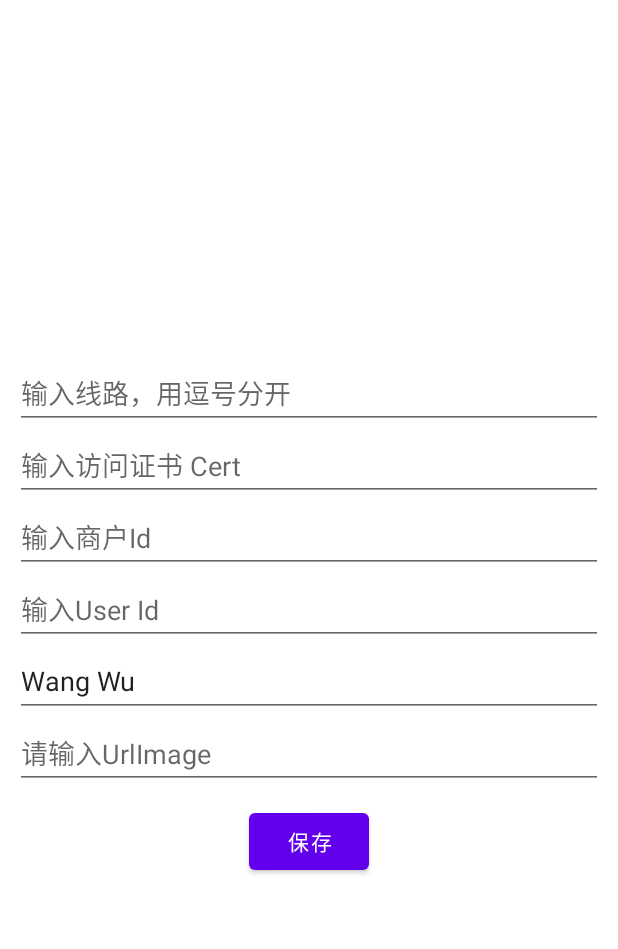
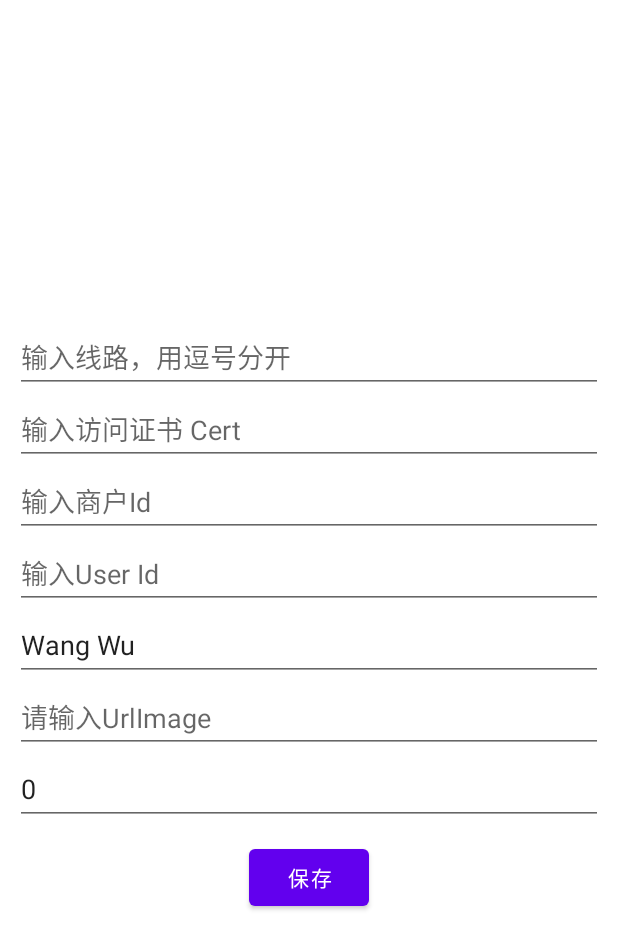
Before and after one commit to QiSDK/QiChatDemo_Android, an Android app: the SettingsFragment screen opened through its navigation route, after a tap on "保存", on a phone screen of 412 x 824 dp. Shown: the top 949 px of the screen. Run offline under Robolectric (Android 15) with nearby library versions, the phone set to English and light mode, and no system bars; libraries missing offline, so code that uses them is left out: com.arthenica.mobileffmpeg, com.luck.picture, com.tbruyelle.rxpermissions3, com.teneasyChat.api, com.xuexiang.xhttp2; pictures from the network do not load; 11 statements that could not run were skipped.

Commit message:
使用1.7.0

```diff
--- a/TeneasyChatSDKUI_Android/build.gradle
+++ b/TeneasyChatSDKUI_Android/build.gradle
@@ -102,7 +102,7 @@ dependencies {
 
     implementation 'com.github.li-xiaojun:XPopup:2.10.0'
 
-    implementation 'com.github.QiSDK:QiChatSDK_Android:1.6.9'
+    implementation 'com.github.QiSDK:QiChatSDK_Android:1.7.0'
     //implementation libs.qichatsdk.android
 
     implementation("androidx.media3:media3-exoplayer:1.3.1")
--- a/TeneasyChatSDKUI_Android/src/main/java/com/teneasy/chatuisdk/SettingsFragment.kt
+++ b/TeneasyChatSDKUI_Android/src/main/java/com/teneasy/chatuisdk/SettingsFragment.kt
@@ -14,6 +14,7 @@ import com.teneasy.chatuisdk.ui.base.Constants
 import com.teneasy.chatuisdk.ui.base.PARAM_CERT
 import com.teneasy.chatuisdk.ui.base.PARAM_IMAGEBASEURL
 import com.teneasy.chatuisdk.ui.base.PARAM_LINES
+import com.teneasy.chatuisdk.ui.base.PARAM_MAXSESSIONMINS
 import com.teneasy.chatuisdk.ui.base.PARAM_MERCHANT_ID
 import com.teneasy.chatuisdk.ui.base.PARAM_USERNAME
 import com.teneasy.chatuisdk.ui.base.PARAM_USER_ID
@@ -53,6 +54,7 @@ var binding: FragmentSettingsBinding? = null
             this.etUserName?.setText(Constants.userName)
 
             this.etBaseImgUrl?.setText(Constants.baseUrlImage)
+            this.etMaxSessionMins?.setText(Constants.maxSessionMins.toString())
             this.btnSave.setOnClickListener {
                 Constants.lines = this.etLine.text.toString().trim()
                 //配置更改后，要清除Token
@@ -62,6 +64,7 @@ var binding: FragmentSettingsBinding? = null
                 Constants.userId =  this.etUserId.text.toString().trim().toIntOrZero()
                 Constants.baseUrlImage = this.etBaseImgUrl.text.toString().trim()
                 Constants.userName = this.etUserName.text.toString().trim()
+                Constants.maxSessionMins = this.etMaxSessionMins.text.toString().trim().toIntOrZero()
 
                 UserPreferences().putString(PARAM_CERT, Constants.cert)
                 UserPreferences().putInt(PARAM_USER_ID, Constants.userId)
@@ -70,6 +73,8 @@ var binding: FragmentSettingsBinding? = null
                 UserPreferences().putString(PARAM_XTOKEN, Constants.xToken)
                 UserPreferences().putString(PARAM_IMAGEBASEURL, Constants.baseUrlImage)
                 UserPreferences().putString(PARAM_USERNAME, Constants.userName)
+                UserPreferences().putInt(PARAM_MAXSESSIONMINS, Constants.maxSessionMins)
+
                 ToastUtils.showToast(requireContext(), "保存成功")
             }
 
--- a/TeneasyChatSDKUI_Android/src/main/java/com/teneasy/chatuisdk/ui/base/Constants.kt
+++ b/TeneasyChatSDKUI_Android/src/main/java/com/teneasy/chatuisdk/ui/base/Constants.kt
@@ -16,6 +16,7 @@ const val PARAM_LINES = "LINES"
 const val PARAM_DOMAIN = "wssBaseUrl"
 const val PARAM_IMAGEBASEURL = "baseUrlImage"
 const val PARAM_USERNAME = "USER_NAME"
+const val PARAM_MAXSESSIONMINS = "MAXSESSIONMINS"
 
 ////这几个是需要在设置里面配置
 //var lines = ""
@@ -45,6 +46,7 @@ class Constants {
         var userId = 666688//1125324
         var baseUrlImage = "https://sssacc.wwc09.com" //用于拼接图片地址
         var userName = "Wang Wu"
+        var maxSessionMins = 19999999
 
 
 //        var lines = "https://csapi.hfxg.xyz,https://xxx.qixin14.xyz"
--- a/TeneasyChatSDKUI_Android/src/main/java/com/teneasy/chatuisdk/ui/base/Utils.kt
+++ b/TeneasyChatSDKUI_Android/src/main/java/com/teneasy/chatuisdk/ui/base/Utils.kt
@@ -72,6 +72,7 @@ class Utils {
         Constants.cert = UserPreferences().getString(PARAM_CERT, Constants.cert)
         Constants.baseUrlImage =
             UserPreferences().getString(PARAM_IMAGEBASEURL, Constants.baseUrlImage)
+        Constants.maxSessionMins = UserPreferences().getInt(PARAM_MAXSESSIONMINS, Constants.maxSessionMins);
     }
 
     fun closeSoftKeyboard(view: View?) {
--- a/TeneasyChatSDKUI_Android/src/main/res/layout/fragment_settings.xml
+++ b/TeneasyChatSDKUI_Android/src/main/res/layout/fragment_settings.xml
@@ -41,6 +41,13 @@
         android:layout_width="match_parent"
         android:layout_height="wrap_content" />
 
+    <EditText android:id="@+id/et_MaxSessionMins"
+        android:hint="最长会话时间，单位分钟"
+        android:layout_width="match_parent"
+        android:layout_height="wrap_content" />
+
+
+
     <Button
         android:id="@+id/btn_Save"
         android:text="保存"
```
Also changed, not shown: TeneasyChatSDKUI_Android/src/main/java/com/teneasy/chatuisdk/ui/main/KeFuFragment.kt (+8 -3 lines).
